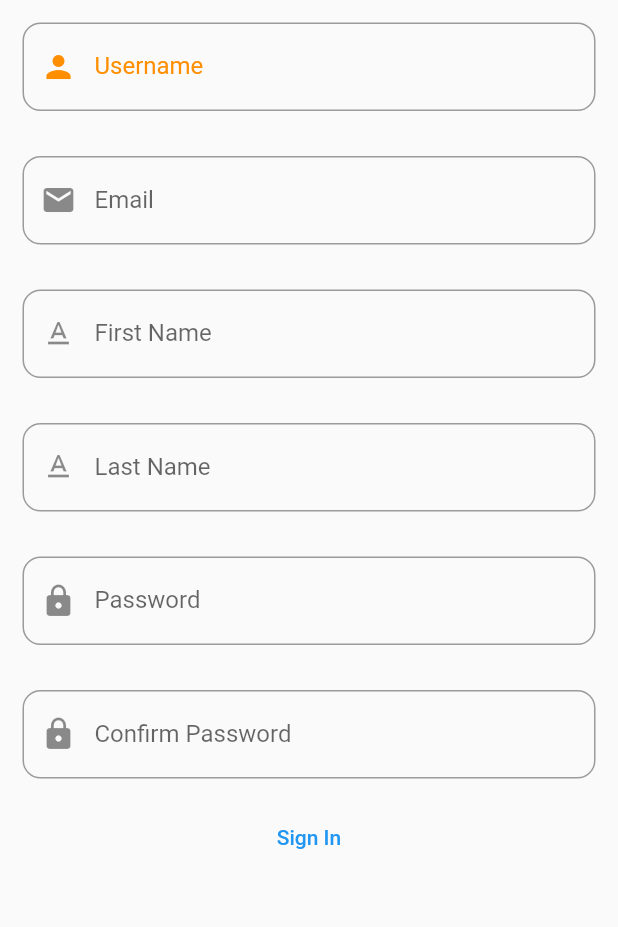
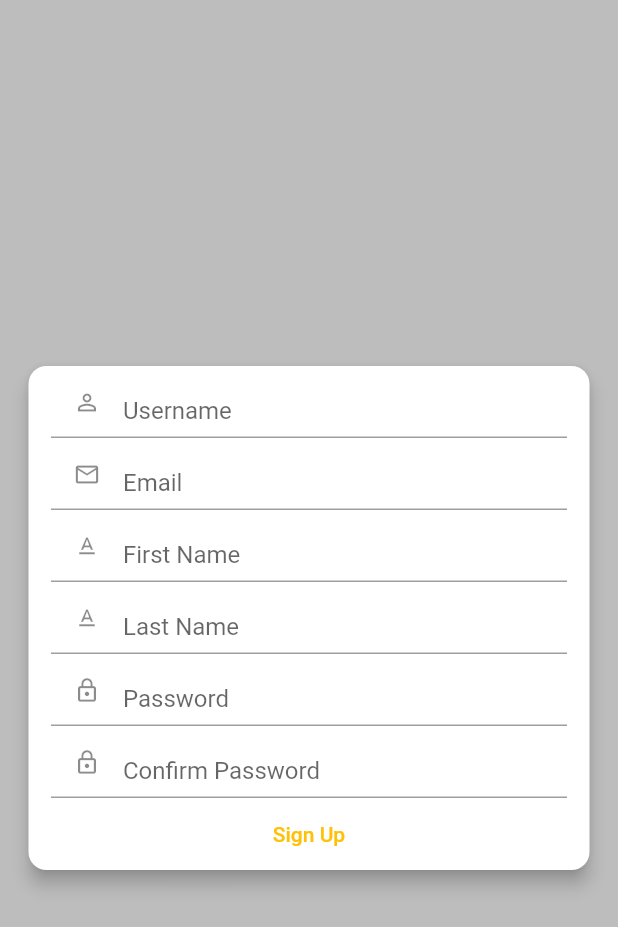
Before and after one commit to ketankp/BusReservation---Flutter, a Flutter app: the screen it shows after launch, after a tap on "Create account", on a phone screen of 412 x 824 dp. Shown: the top 927 px of the screen. Run offline on Flutter 3.47's test engine with Material 2 defaults, Android fonts, the phone set to English and light mode, and no system bars; our stand-ins replace connectivity_plus, flutter_typeahead, get, get_storage; accounts and stored records are empty.

Commit message:
Sign up page changed

```diff
--- a/lib/screens/signin_page.dart
+++ b/lib/screens/signin_page.dart
@@ -30,32 +30,45 @@
   @override
   Widget build(BuildContext context) {
     return Scaffold(
-      body: SafeArea(
-        child: SingleChildScrollView(
+      body: Container(
+        color: Colors.grey[400],
         child: Form(
           key: _formKey,
-            child: Column(
-              mainAxisAlignment: MainAxisAlignment.center,
-              children: <Widget>[
-                _userName(_usernameTEC),
-                _email(_emailTEC),
-                _name(_firstNameTEC, "First Name"),
-                _name(_lastNameTEC, "Last Name"),
-                _password(_passwordTEC),
-                _password2(_password2TEC),
+          child: Center(
+            child: Padding(
+              padding: EdgeInsets.all(15),
+              child: Card(
+                elevation: 5,
+                color: Colors.white,
+                shape: RoundedRectangleBorder(
+                  borderRadius: BorderRadius.circular(12),
+                ),
+                child: Container(
+                  child: Wrap(
+                    children: [
+                      _textFormField(_usernameTEC, "Username", false,
+                          Icons.person_outline),
+                      _textFormField(
+                          _emailTEC, "Email", false, Icons.email_outlined),
+                      _textFormField(_firstNameTEC, "First Name", false,
+                          Icons.text_format_outlined),
+                      _textFormField(_lastNameTEC, "Last Name", false,
+                          Icons.text_format_outlined),
+                      _textFormField(
+                          _passwordTEC, "Password", true, Icons.lock_outline),
+                      _textFormField(_password2TEC, "Confirm Password", true,
+                          Icons.lock_outline),
                       TextButton(
                           onPressed: () {
-                    FocusManager.instance.primaryFocus!.unfocus();
                             validateAndSubmit();
                           },
-                  child: Text(
-                    "Sign In",
-                    style: TextStyle(
-                      color: Colors.blue,
+                          child: Center(
+                            child: Text("Sign Up"),
+                          )),
+                    ],
                   ),
                 ),
               ),
-              ],
             ),
           ),
         ),
@@ -64,127 +77,26 @@
   }
 }
 
-Widget _userName(TextEditingController username) {
+Widget _textFormField(TextEditingController controller, String name,
+    bool obscure, IconData icon) {
   return Padding(
-    padding: EdgeInsets.all(15.0),
+    padding: EdgeInsets.fromLTRB(15, 0, 15, 0),
     child: TextFormField(
       decoration: InputDecoration(
-        prefixIcon: Icon(
-          Icons.person,
-          color: Colors.amber[800],
-        ),
-        labelText: "Username",
-        hintText: "abc",
-        border: OutlineInputBorder(
-          borderRadius: BorderRadius.circular(12.0),
-          borderSide: BorderSide(color: Colors.amber),
-        ),
-        labelStyle: TextStyle(color: Colors.amber[800]),
+        prefixIcon: Icon(icon),
+        hintText: name,
+        isDense: true,
+        errorStyle: TextStyle(height: 0),
+        contentPadding: EdgeInsets.fromLTRB(20, 20, 20, 0),
       ),
       validator: (value) {
         if (value!.isEmpty) {
-          return "Enter Username";
+          return "";
         }
         return null;
       },
-      controller: username,
+      controller: controller,
+      obscureText: obscure,
     ),
   );
 }
-
-Widget _email(TextEditingController email) {
-  return Padding(
-    padding: EdgeInsets.all(15.0),
-    child: TextFormField(
-      decoration: InputDecoration(
-        labelText: "Email",
-        hintText: "abc@gmail.com",
-        prefixIcon: Icon(
-          Icons.email,
-        ),
-        border: OutlineInputBorder(
-          borderRadius: BorderRadius.circular(12.0),
-          borderSide: BorderSide(color: Colors.amber),
-        ),
-      ),
-      controller: email,
-      validator: (value) {
-        if (value!.isEmpty) {
-          return "Enter valid email";
-        }
-        return null;
-      },
-    ),
-  );
-}
-
-Widget _password(TextEditingController password) {
-  return Padding(
-    padding: EdgeInsets.all(15.0),
-    child: TextFormField(
-      decoration: InputDecoration(
-        labelText: "Password",
-        prefixIcon: Icon(Icons.lock),
-        border: OutlineInputBorder(
-          borderRadius: BorderRadius.circular(12.0),
-          borderSide: BorderSide(color: Colors.amber),
-        ),
-      ),
-      controller: password,
-      validator: (value) {
-        if (value!.isEmpty) {
-          return "Enter Password";
-        }
-        return null;
-      },
-      obscureText: true,
-    ),
-  );
-}
-
-Widget _password2(TextEditingController password2) {
-  return Padding(
-    padding: EdgeInsets.all(15.0),
-    child: TextFormField(
-      decoration: InputDecoration(
-        labelText: "Confirm Password",
-        prefixIcon: Icon(Icons.lock),
-        border: OutlineInputBorder(
-          borderRadius: BorderRadius.circular(12.0),
-          borderSide: BorderSide(color: Colors.amber),
-        ),
-      ),
-      controller: password2,
-      validator: (value) {
-        if (value!.isEmpty) {
-          return "Enter Password";
-        }
-        return null;
-      },
-      obscureText: true,
-    ),
-  );
-}
-
-Widget _name(TextEditingController name, String label) {
-  return Padding(
-    padding: EdgeInsets.all(15.0),
-    child: TextFormField(
-      decoration: InputDecoration(
-        labelText: label,
-        prefixIcon: Icon(Icons.text_format),
-        border: OutlineInputBorder(
-          borderRadius: BorderRadius.circular(12.0),
-          borderSide: BorderSide(color: Colors.amber),
-        ),
-      ),
-      controller: name,
-      validator: (value) {
-        if (value!.isEmpty) {
-          return "Enter valid $label";
-        }
-        return null;
-      },
-    ),
-  );
-}
```
Also changed, not shown: 2 other files. Lines whose indentation alone changed are shown as unchanged.
